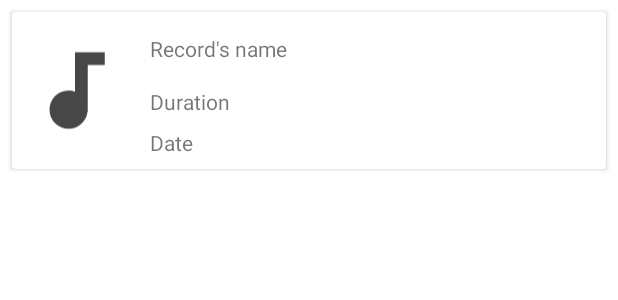
After one commit to MiguelCrespo/SoundRecorderV2, an Android app: the layout view_item_saved_records.xml on its own in the app's theme, with its tools: preview values and no code run, on a phone screen of 412 x 824 dp. The commit adds this screen. Shown: the top 300 px of the screen. Run offline under Robolectric (Android 15) with nearby library versions, the phone set to English and light mode, and no system bars.

Commit message:
Implementing recycler view to see saved records

```diff
--- /dev/null
+++ b/app/src/main/res/drawable/ic_audiotrack.xml
@@ -0,0 +1,10 @@
+<vector android:height="24dp"
+    android:tint="#474747"
+    android:viewportHeight="24.0"
+    android:viewportWidth="24.0"
+    android:width="24dp"
+    xmlns:android="http://schemas.android.com/apk/res/android">
+    <path
+        android:fillColor="#FF000000"
+        android:pathData="M12,3v9.28c-0.47,-0.17 -0.97,-0.28 -1.5,-0.28C8.01,12 6,14.01 6,16.5S8.01,21 10.5,21c2.31,0 4.2,-1.75 4.45,-4H15V6h4V3h-7z" />
+</vector>
--- /dev/null
+++ b/app/src/main/res/layout/view_item_saved_records.xml
@@ -0,0 +1,57 @@
+<?xml version="1.0" encoding="utf-8"?>
+<androidx.cardview.widget.CardView xmlns:android="http://schemas.android.com/apk/res/android"
+    xmlns:app="http://schemas.android.com/apk/res-auto"
+    xmlns:tools="http://schemas.android.com/tools"
+    android:layout_width="match_parent"
+    android:layout_height="wrap_content"
+    android:minHeight="100dp"
+    android:layout_marginLeft="8dp"
+    android:layout_marginTop="8dp"
+    android:layout_marginRight="8dp"
+    android:orientation="vertical">
+
+    <androidx.constraintlayout.widget.ConstraintLayout
+        android:layout_width="match_parent"
+        android:layout_height="match_parent"
+        android:padding="8dp">
+
+        <ImageView
+            android:id="@+id/imageView2"
+            android:layout_width="68dp"
+            android:layout_height="75dp"
+            android:src="@drawable/ic_audiotrack"
+            app:layout_constraintBottom_toBottomOf="parent"
+            app:layout_constraintStart_toStartOf="parent"
+            app:layout_constraintTop_toTopOf="parent"
+            android:contentDescription="Image" />
+
+        <TextView
+            android:id="@+id/textView_item_saved_records_title"
+            android:layout_width="wrap_content"
+            android:layout_height="wrap_content"
+            android:layout_marginStart="16dp"
+            android:layout_marginLeft="16dp"
+            tools:text="Record's name"
+            app:layout_constraintStart_toEndOf="@+id/imageView2"
+            app:layout_constraintTop_toTopOf="@+id/imageView2" />
+
+        <TextView
+            android:id="@+id/textView_item_saved_records_duration"
+            android:layout_width="wrap_content"
+            android:layout_height="wrap_content"
+            android:layout_marginTop="16dp"
+            tools:text="Duration"
+            app:layout_constraintStart_toStartOf="@+id/textView_item_saved_records_title"
+            app:layout_constraintTop_toBottomOf="@+id/textView_item_saved_records_title" />
+
+        <TextView
+            android:id="@+id/textView_item_saved_records_date"
+            android:layout_width="wrap_content"
+            android:layout_height="wrap_content"
+            android:layout_marginTop="8dp"
+            tools:text="Date"
+            app:layout_constraintStart_toStartOf="@+id/textView_item_saved_records_duration"
+            app:layout_constraintTop_toBottomOf="@+id/textView_item_saved_records_duration" />
+    </androidx.constraintlayout.widget.ConstraintLayout>
+
+</androidx.cardview.widget.CardView>
```
Also changed, not shown: app/src/main/java/adapters/AudioListAdapter.kt (added, +51 -0 lines), app/src/main/java/fragments/SavedRecordsFragment.kt (+14 -4 lines), app/src/main/res/layout/fragment_saved_records.xml (+7 -2 lines).
